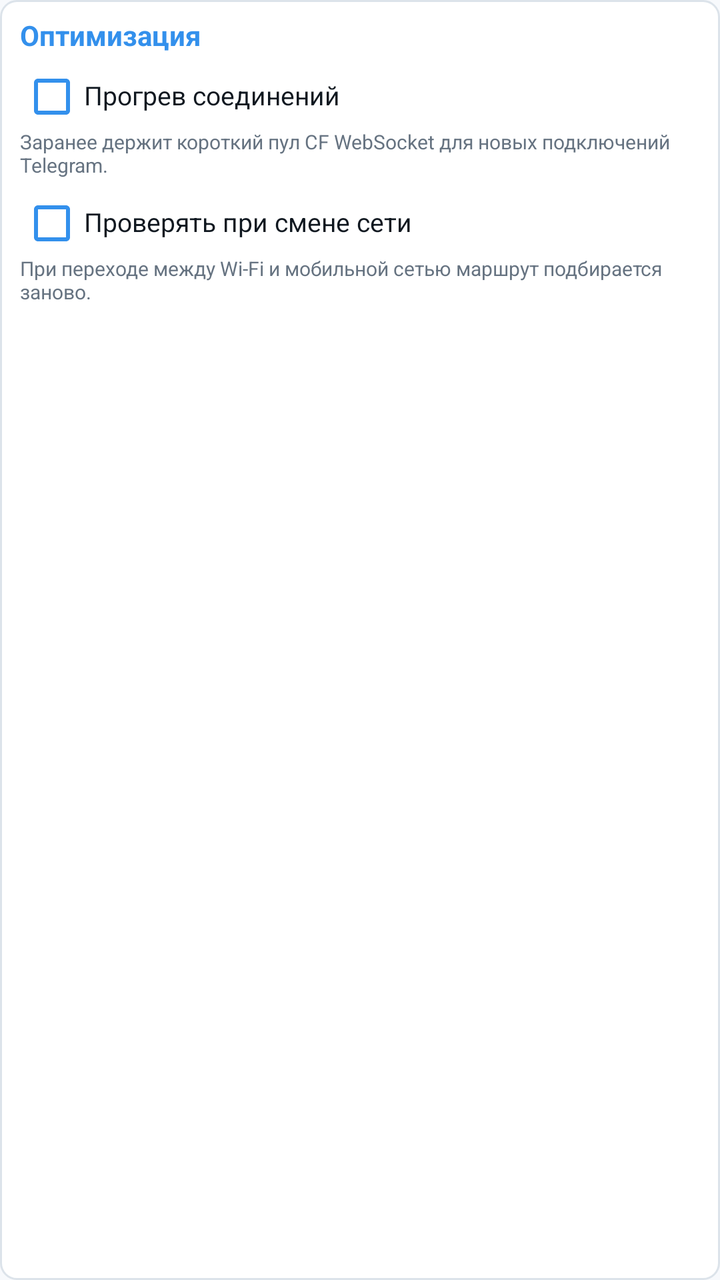
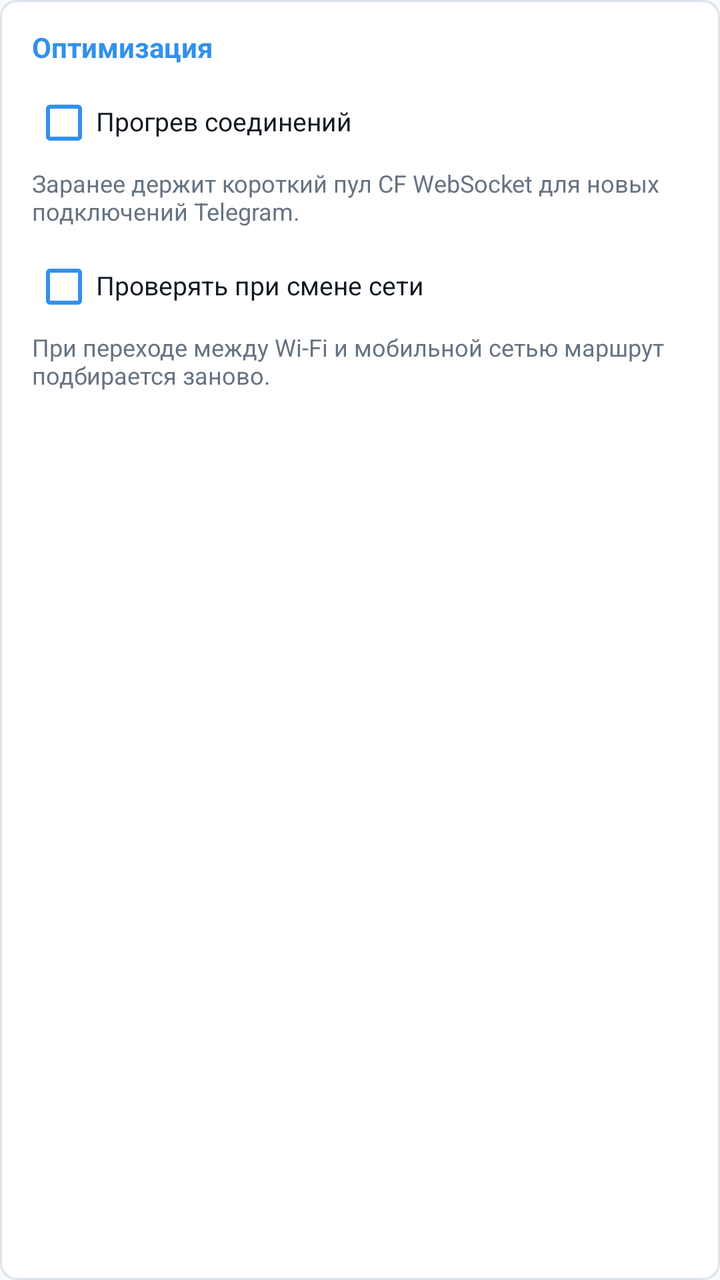

Before-and-after screenshots of an Android layout around one commit, followed by the original layout XML and the change that was made.
<!-- AndroidManifest.xml: application theme AppTheme -->
<!-- res/layout/view_optimization.xml -->
<?xml version="1.0" encoding="utf-8"?>
<LinearLayout xmlns:android="http://schemas.android.com/apk/res/android"
    android:layout_width="match_parent"
    android:layout_height="wrap_content"
    android:layout_marginTop="8dp"
    android:background="@drawable/card_bg"
    android:orientation="vertical"
    android:padding="10dp">

    <TextView
        android:layout_width="wrap_content"
        android:layout_height="wrap_content"
        android:includeFontPadding="false"
        android:text="@string/optimization"
        android:textColor="@color/accent"
        android:textSize="14sp"
        android:textStyle="bold" />

    <CheckBox
        android:id="@+id/cb_cf_warmup"
        android:layout_width="match_parent"
        android:layout_height="34dp"
        android:layout_marginTop="5dp"
        android:buttonTint="@color/accent"
        android:includeFontPadding="false"
        android:text="@string/cf_warmup"
        android:textColor="@color/text_primary"
        android:textSize="13sp" />

    <TextView
        android:layout_width="match_parent"
        android:layout_height="wrap_content"
        android:includeFontPadding="false"
        android:text="@string/cf_warmup_note"
        android:textColor="@color/text_secondary"
        android:textSize="10sp" />

    <CheckBox
        android:id="@+id/cb_cf_recheck_network"
        android:layout_width="match_parent"
        android:layout_height="34dp"
        android:layout_marginTop="6dp"
        android:buttonTint="@color/accent"
        android:includeFontPadding="false"
        android:text="@string/cf_recheck_network"
        android:textColor="@color/text_primary"
        android:textSize="13sp" />

    <TextView
        android:layout_width="match_parent"
        android:layout_height="wrap_content"
        android:includeFontPadding="false"
        android:text="@string/cf_recheck_network_note"
        android:textColor="@color/text_secondary"
        android:textSize="10sp" />
</LinearLayout>
<!-- resources referenced by this layout -->
<resources>
  <color name="accent">#3390EC</color>
  <color name="text_primary">#101820</color>
  <color name="text_secondary">#667381</color>
  <!-- drawable card_bg (drawable) -->
  <?xml version="1.0" encoding="utf-8"?>
  <shape xmlns:android="http://schemas.android.com/apk/res/android"
      android:shape="rectangle">
      <solid android:color="@color/card" />
      <corners android:radius="8dp" />
      <stroke
          android:width="1dp"
          android:color="@color/card_border" />
  </shape>
  <string name="cf_recheck_network">Проверять при смене сети</string>
  <string name="cf_recheck_network_note">При переходе между Wi‑Fi и мобильной сетью маршрут подбирается заново.</string>
  <string name="cf_warmup">Прогрев соединений</string>
  <string name="cf_warmup_note">Заранее держит короткий пул CF WebSocket для новых подключений Telegram.</string>
  <string name="optimization">Оптимизация</string>
  <style name="AppTheme" parent="Theme.MaterialComponents.DayNight.NoActionBar">
          <item name="colorPrimary">@color/accent</item>
          <item name="colorPrimaryDark">@color/background</item>
          <item name="colorAccent">@color/accent</item>
          <item name="android:windowBackground">@color/background</item>
          <item name="android:statusBarColor">@color/background</item>
          <item name="android:navigationBarColor">@color/background</item>
          <item name="android:forceDarkAllowed" tools:targetApi="q">false</item>
      </style>
  <color name="card">#FFFFFF</color>
  <color name="card_border">#DCE3EA</color>
  <color name="background">#F7F9FC</color>
</resources>

<!-- the commit's change to res/layout/view_optimization.xml (unified diff, before → after) -->
@@ -5,7 +5,7 @@
     android:layout_marginTop="8dp"
     android:background="@drawable/card_bg"
     android:orientation="vertical"
-    android:padding="10dp">
+    android:padding="16dp">
 
     <TextView
         android:layout_width="wrap_content"
@@ -19,7 +19,7 @@
     <CheckBox
         android:id="@+id/cb_cf_warmup"
         android:layout_width="match_parent"
-        android:layout_height="34dp"
+        android:layout_height="48dp"
         android:layout_marginTop="5dp"
         android:buttonTint="@color/accent"
         android:includeFontPadding="false"
@@ -33,12 +33,12 @@
         android:includeFontPadding="false"
         android:text="@string/cf_warmup_note"
         android:textColor="@color/text_secondary"
-        android:textSize="10sp" />
+        android:textSize="12sp" />
 
     <CheckBox
         android:id="@+id/cb_cf_recheck_network"
         android:layout_width="match_parent"
-        android:layout_height="34dp"
+        android:layout_height="48dp"
         android:layout_marginTop="6dp"
         android:buttonTint="@color/accent"
         android:includeFontPadding="false"
@@ -52,5 +52,5 @@
         android:includeFontPadding="false"
         android:text="@string/cf_recheck_network_note"
         android:textColor="@color/text_secondary"
-        android:textSize="10sp" />
+        android:textSize="12sp" />
 </LinearLayout>
